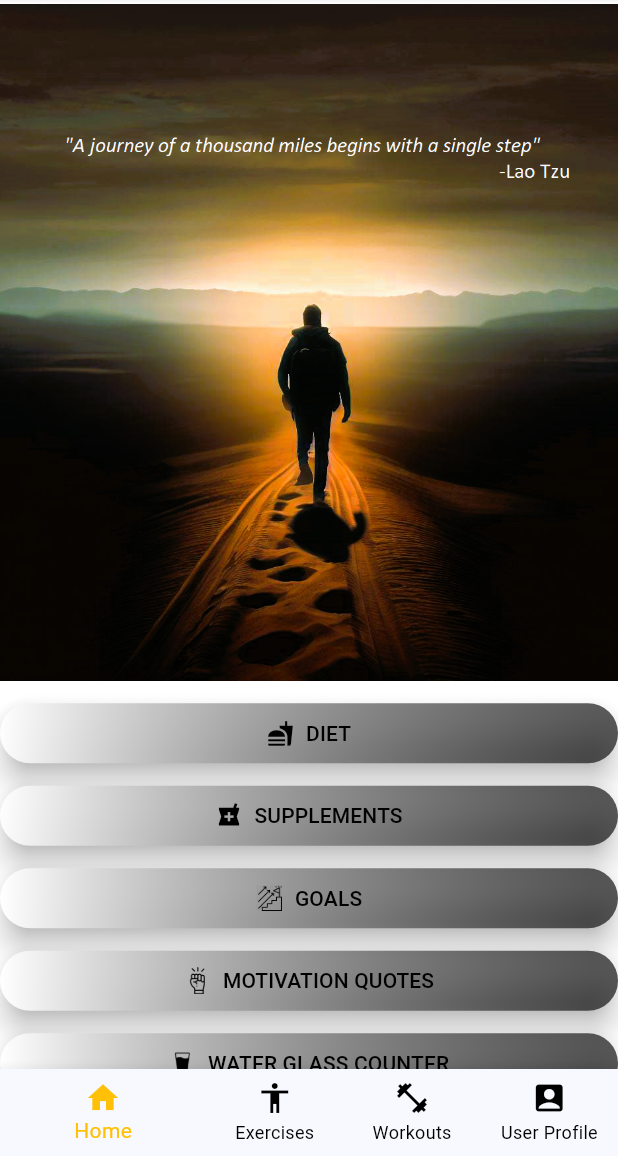
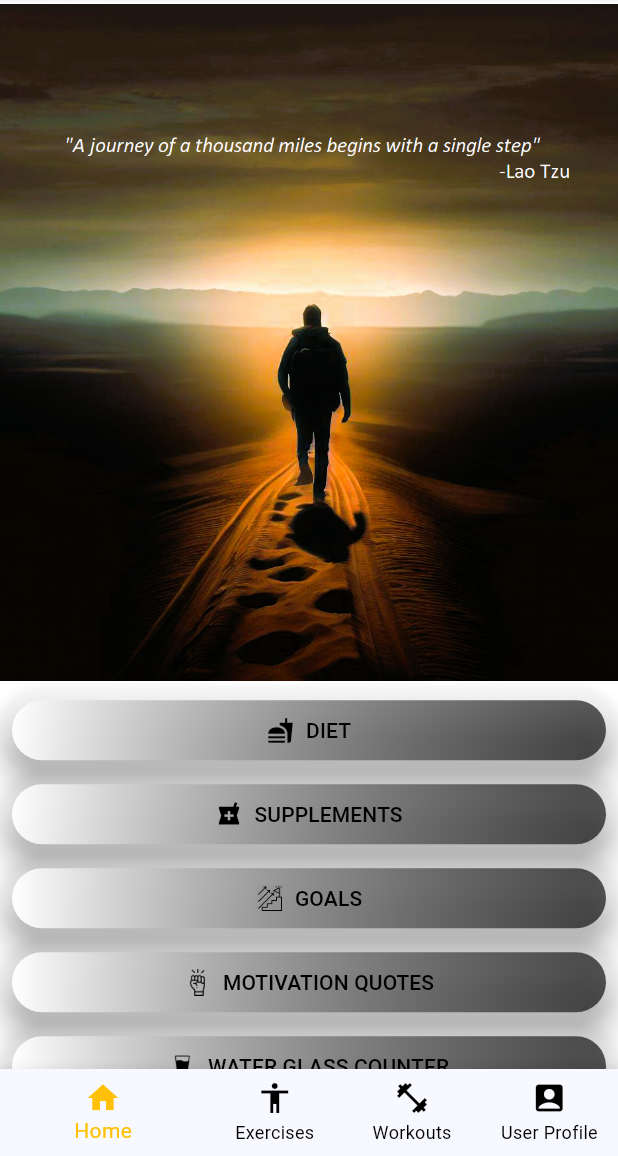
Before and after one commit to mateuszkasprzak94/fitness_prodigy, a Flutter app: the screen it shows after launch, after a tap on "Achive your goals", on a phone screen of 412 x 824 dp, the part 80-1236 px from its top. Run offline on Flutter 3.47's test engine with Material 2 defaults, Android fonts, the phone set to English and light mode, and no system bars; our stand-ins replace bloc, cloud_firestore, firebase_auth, firebase_core, flutter_bloc, google_fonts and 1 more; accounts and stored records are empty.

Commit message:
Add margin to features page

```diff
--- a/lib/app/features/features_page.dart
+++ b/lib/app/features/features_page.dart
@@ -58,7 +58,7 @@ class _FeaturesState extends State<Features> {
               image: AssetImage('images/step4mm.png'),
               fit: BoxFit.cover,
             ),
-            const SizedBox(height: 15),
+            const SizedBox(height: 5),
             customFeaturesButton(
                 title: 'DIET',
                 onPressed: () {
@@ -69,7 +69,7 @@ class _FeaturesState extends State<Features> {
                   );
                 },
                 icon: Icons.fastfood),
-            const SizedBox(height: 15),
+            // const SizedBox(height: 5),
             customFeaturesButton(
                 title: 'SUPPLEMENTS',
                 onPressed: () {
@@ -80,7 +80,7 @@ class _FeaturesState extends State<Features> {
                   );
                 },
                 icon: Icons.local_pharmacy),
-            const SizedBox(height: 15),
+            // const SizedBox(height: 5),
             customFeaturesButtonWithImage(
                 title: 'GOALS',
                 onPressed: () {
@@ -91,7 +91,7 @@ class _FeaturesState extends State<Features> {
                   );
                 },
                 assetImage: 'images/goals.png'),
-            const SizedBox(height: 15),
+            // const SizedBox(height: 5),
             customFeaturesButtonWithImage(
                 title: 'MOTIVATION QUOTES',
                 onPressed: () {
@@ -102,7 +102,7 @@ class _FeaturesState extends State<Features> {
                   );
                 },
                 assetImage: 'images/motivation.png'),
-            const SizedBox(height: 15),
+            // const SizedBox(height: 5),
             customFeaturesButtonWithImage(
                 title: 'WATER GLASS COUNTER',
                 onPressed: () {
@@ -113,7 +113,7 @@ class _FeaturesState extends State<Features> {
                   );
                 },
                 assetImage: 'images/water.png'),
-            const SizedBox(height: 15),
+            // const SizedBox(height: 5),
             customFeaturesButton(
                 title: 'STOPWATCH',
                 onPressed: () {
@@ -124,7 +124,7 @@ class _FeaturesState extends State<Features> {
                   );
                 },
                 icon: Icons.watch_rounded),
-            const SizedBox(height: 15),
+            // const SizedBox(height: 5),
             customFeaturesButton(
                 title: 'PROGRESS TRACKING',
                 onPressed: () {
@@ -135,7 +135,7 @@ class _FeaturesState extends State<Features> {
                   );
                 },
                 icon: Icons.hourglass_bottom),
-            const SizedBox(height: 15),
+            // const SizedBox(height: 5),
             customFeaturesButton(
                 title: 'EVENT PLANNER',
                 onPressed: () {
@@ -146,7 +146,7 @@ class _FeaturesState extends State<Features> {
                   );
                 },
                 icon: Icons.calendar_today),
-            const SizedBox(height: 15),
+            const SizedBox(height: 5),
           ],
         ),
       ),
--- a/lib/app/models/button_model.dart
+++ b/lib/app/models/button_model.dart
@@ -161,6 +161,7 @@ Widget customFeaturesButton({
     shape: shape,
     elevation: 8,
     child: Container(
+      margin: const EdgeInsets.all(8),
       decoration: const ShapeDecoration(
         shape: shape,
         gradient: LinearGradient(colors: [
@@ -203,6 +204,7 @@ Widget customFeaturesButtonWithImage({
     shape: shape,
     elevation: 8,
     child: Container(
+      margin: const EdgeInsets.all(8),
       decoration: const ShapeDecoration(
         shape: shape,
         gradient: LinearGradient(colors: [
```
